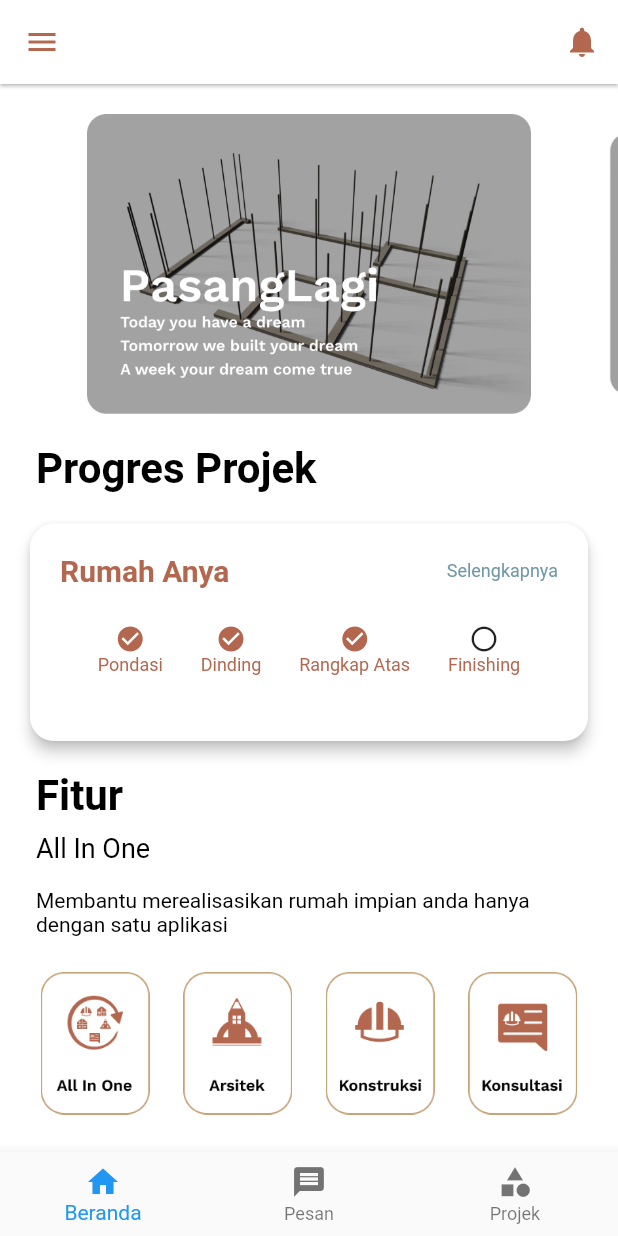
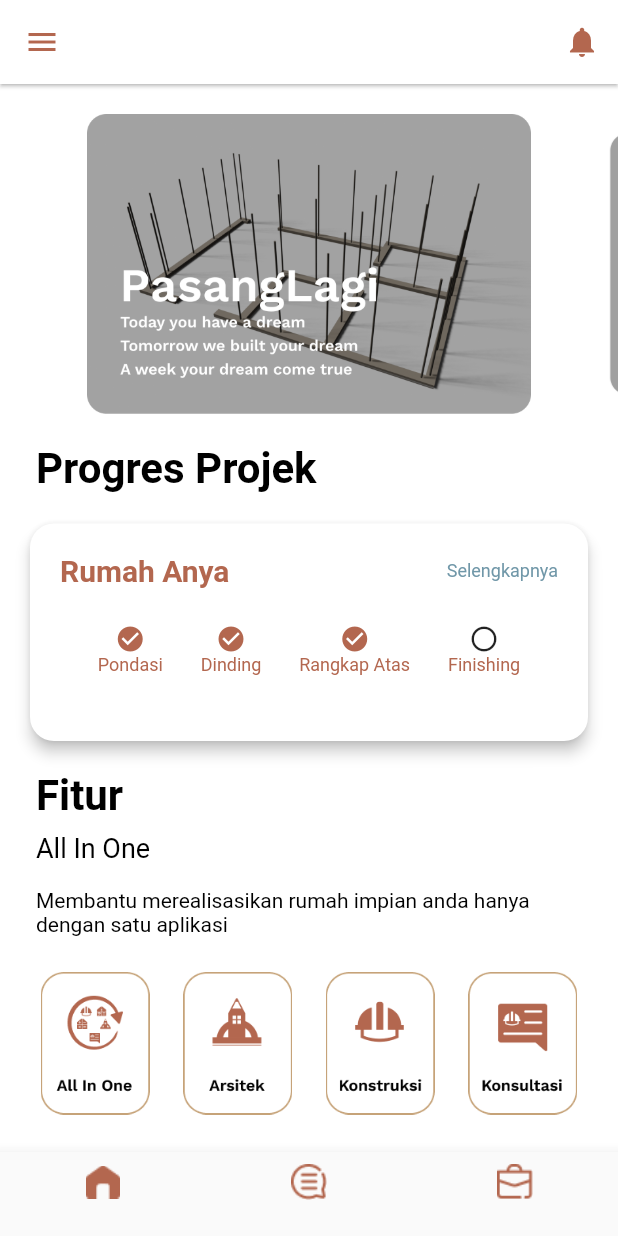
Before and after one commit to KangIpann/PasangLagi, a Flutter app: the Beranda screen opened directly, on a phone screen of 412 x 824 dp. Run offline on Flutter 3.47's test engine with Material 2 defaults, Android fonts, the phone set to English and light mode, and no system bars; drawn by our look-alikes of carousel_slider; our stand-ins replace flutter_native_splash, form_validator, google_nav_bar, hexcolor, shared_preferences; missing offline and left inert: dart:ffi; accounts and stored records are empty.

```diff
--- a/lib/common/my_colors.dart
+++ b/lib/common/my_colors.dart
@@ -6,4 +6,5 @@ class MyColors {
   static Color yellow     = Color(0xFFF2BA30);
   static Color softGrey   = Color(0xFFE9E9E9);
   static Color white      = Color(0xFFFFFFFF);
+  static Color main      = Color(0xFFB3674F);
 }
--- a/lib/pages/beranda_page.dart
+++ b/lib/pages/beranda_page.dart
@@ -2,6 +2,7 @@ import 'package:flutter/material.dart';
 import 'package:flutter_native_splash/flutter_native_splash.dart';
 import 'package:google_nav_bar/google_nav_bar.dart';
 import 'package:hexcolor/hexcolor.dart';
+import 'package:pasanglagi/common/my_colors.dart';
 import 'package:pasanglagi/common/widgets/bottom_navbar.dart';
 import 'package:pasanglagi/pages/home/home_screen.dart';
 import 'package:pasanglagi/pages/menu_page.dart';
@@ -43,18 +44,27 @@ class _BerandaState extends State<Beranda> {
             _currentIndex = value;
           });
         },
-        items: const [
+        items:  [
           BottomNavigationBarItem(
-            icon: Icon(Icons.home),
-            label: 'Beranda',
+            icon: ImageIcon(
+              const AssetImage("assets/logo/navbar/beranda_click.png"),
+              color: _currentIndex == 0 ? MyColors.main : Colors.grey,
+            ),
+            label: '',
           ),
           BottomNavigationBarItem(
-            icon: Icon(Icons.message),
-            label: 'Pesan',
+            icon: ImageIcon(
+              const AssetImage("assets/logo/navbar/pesan.png"),
+              color: _currentIndex == 0 ? MyColors.main : Colors.grey,
+            ),
+            label: '',
           ),
           BottomNavigationBarItem(
-            icon: Icon(Icons.category),
-            label: 'Projek',
+            icon: ImageIcon(
+              const AssetImage("assets/logo/navbar/projek.png"),
+              color: _currentIndex == 0 ? MyColors.main : Colors.grey,
+            ),
+            label: '',
           ),
         ],
       ),
```
